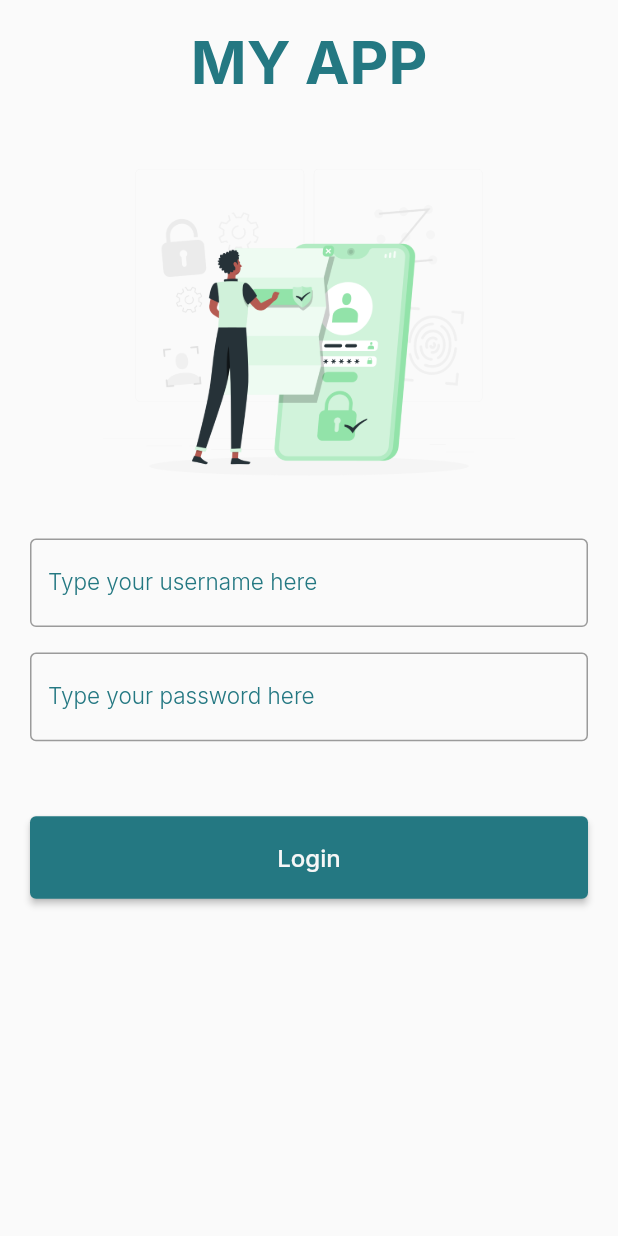
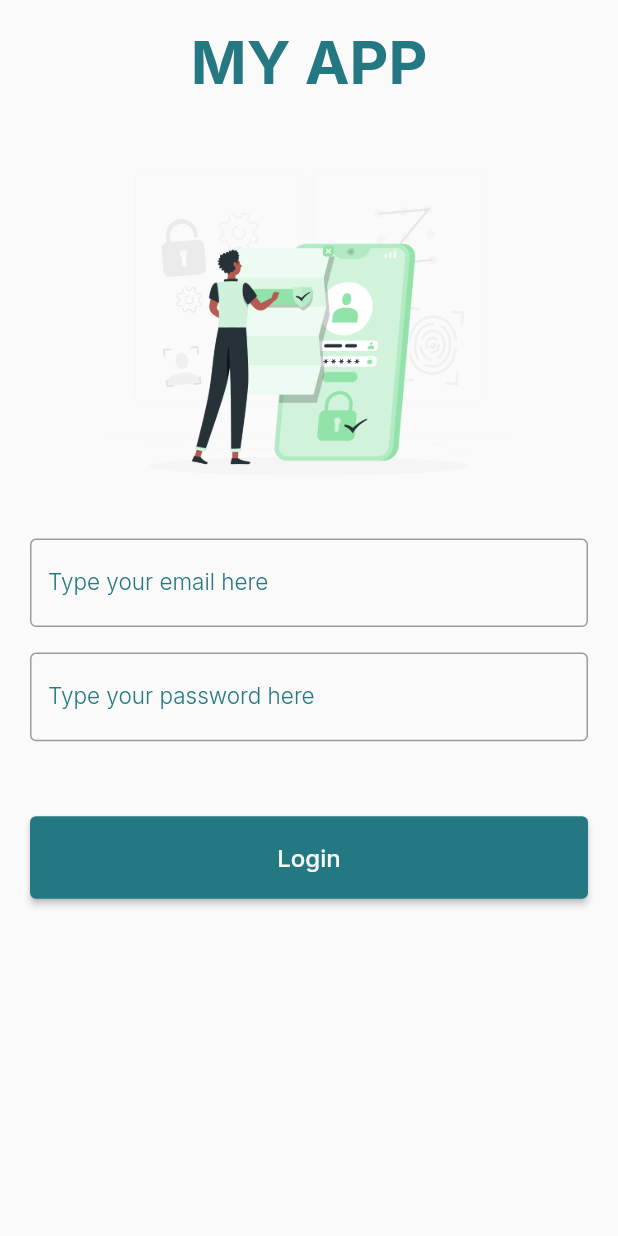
Before and after one commit to Azizalfauzi/recruitment_elisoft_teknologi_indonesia_aziz_alfauzi, a Flutter app: the screen it shows after launch, on a phone screen of 412 x 824 dp. Run offline on Flutter 3.47's test engine with Material 2 defaults, Android fonts, the phone set to English and light mode, and no system bars; our stand-ins replace another_flushbar, bloc, dio, double_back_to_close_app, equatable, flutter_bloc and 5 more.

Commit message:
editing username to email in textfield

```diff
--- a/lib/views/pages/login_pages.dart
+++ b/lib/views/pages/login_pages.dart
@@ -85,13 +85,13 @@ class _LoginPageState extends State<LoginPage> {
       child: TextField(
         controller: emailController,
         decoration: InputDecoration(
-          labelText: 'Type your username here',
+          labelText: 'Type your email here',
           labelStyle: greenTextStyleInter.copyWith(
             fontSize: 15,
             fontWeight: light,
           ),
           border: const OutlineInputBorder(),
-          hintText: 'Username',
+          hintText: 'email',
         ),
       ),
     );
```
